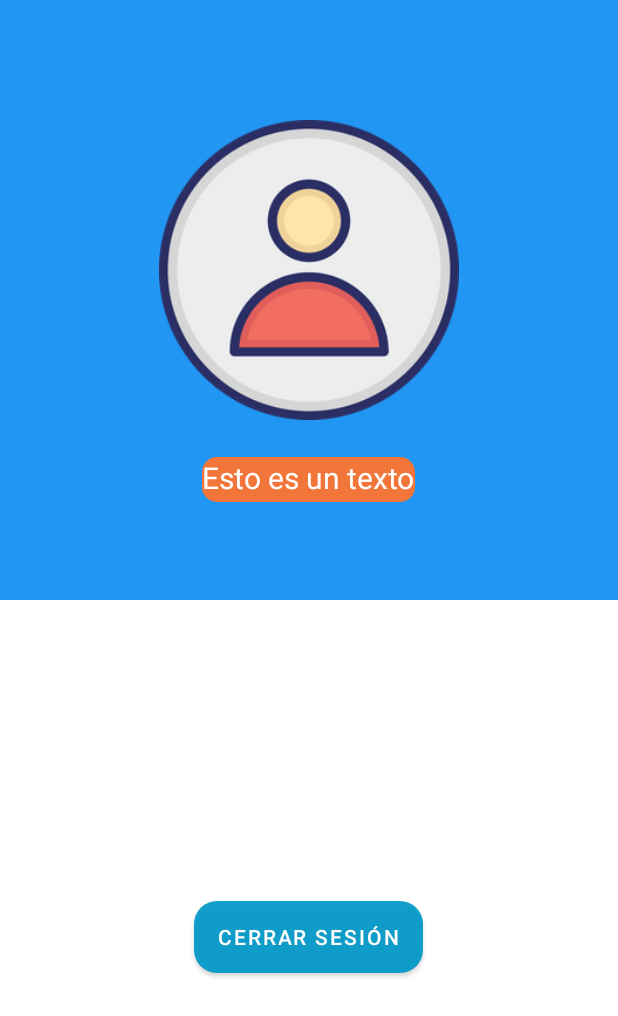
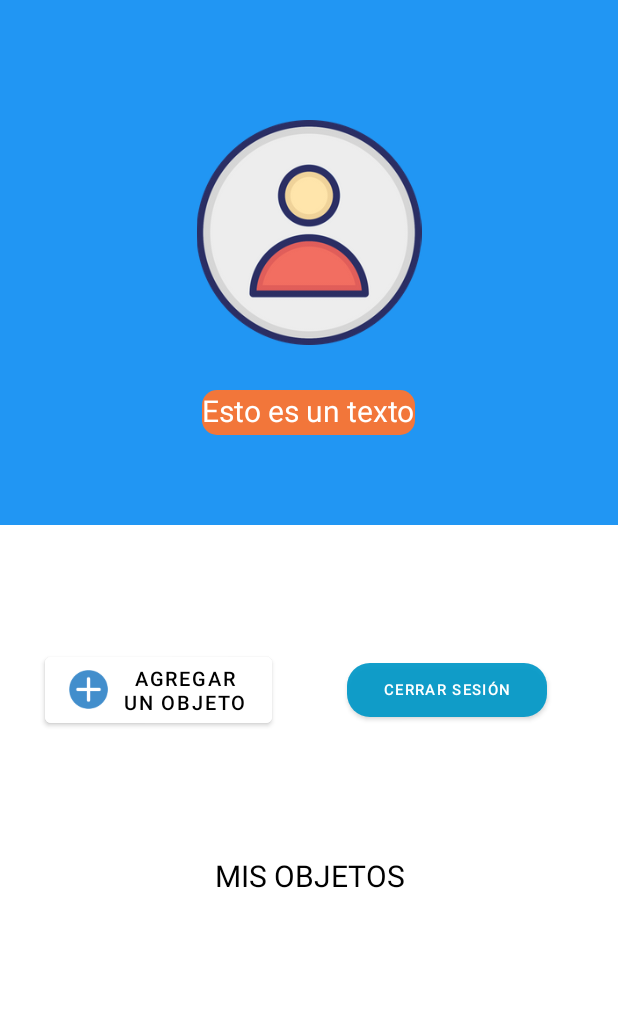
Before and after one commit to leo283/Expoandes, an Android app: the layout fragment_perfil.xml on its own in the app's theme, with its tools: preview values and no code run, on a phone screen of 412 x 824 dp. Shown: the top 1016 px of the screen. Run offline under Robolectric (Android 15) with nearby library versions, the phone set to English and light mode, and no system bars.

Commit message:
La pantalla de perfil ya se ve bien, todas las actividades no tienen constraint layout asi que se ve mejor. En el perfil ya está el botón de agregar, lo que falta es configurar la pantalla de agregar un objeto y poner bonitas a las demás pantallas. Lo de notificaciones aún no se como hacerlo y tampoco lo del chat, la otra semana es para eso.

```diff
--- a/Expoandes/app/src/main/AndroidManifest.xml
+++ b/Expoandes/app/src/main/AndroidManifest.xml
@@ -9,6 +9,7 @@
         android:roundIcon="@mipmap/icono_round"
         android:supportsRtl="true"
         android:theme="@style/Theme.Expoandes.NoActionBar">
+        <activity android:name=".AddActivity"/>
         <activity
             android:name=".MainActivity"
             android:label="@string/app_name" />
--- /dev/null
+++ b/Expoandes/app/src/main/java/com/example/expoandes/AddActivity.kt
@@ -0,0 +1,13 @@
+package com.example.expoandes
+
+import android.os.Bundle
+import androidx.appcompat.app.AppCompatActivity
+
+class   AddActivity : AppCompatActivity() {
+
+    override fun onCreate(savedInstanceState: Bundle?) {
+        getSupportActionBar()?.hide()
+        super.onCreate(savedInstanceState)
+        setContentView(R.layout.activity_add)
+    }
+}
--- a/Expoandes/app/src/main/java/com/example/expoandes/ui/Perfil/PerfilFragment.kt
+++ b/Expoandes/app/src/main/java/com/example/expoandes/ui/Perfil/PerfilFragment.kt
@@ -1,6 +1,7 @@
 package com.example.expoandes.ui.Perfil
 
 import android.content.Context
+import android.content.Intent
 import android.os.Bundle
 import android.view.LayoutInflater
 import android.view.View
@@ -10,6 +11,7 @@ import android.widget.TextView
 import androidx.fragment.app.Fragment
 import androidx.lifecycle.Observer
 import androidx.lifecycle.ViewModelProvider
+import com.example.expoandes.AddActivity
 import com.example.expoandes.R
 import com.google.firebase.auth.FirebaseAuth
 
@@ -38,12 +40,17 @@ class PerfilFragment : Fragment() {
                 ViewModelProvider(this).get(PerfilViewModel::class.java)
         val root = inflater.inflate(R.layout.fragment_perfil, container, false)
 
-
+        val addBtn = root.findViewById<Button>(R.id.addBtn)
         val logoutBtn = root.findViewById<Button>(R.id.logOutBtn)
         val correo = root.findViewById<TextView>(R.id.correo)
 
 
         correo.text="  "+email.toString()+"  "
+
+        addBtn.setOnClickListener(){
+            val cambio_pantalla = Intent(activity,AddActivity::class.java)
+            startActivity(cambio_pantalla)
+        }
 
         logoutBtn.setOnClickListener() {
 
@@ -53,6 +60,8 @@ class PerfilFragment : Fragment() {
 
             activity?.finish()
         }
+
+
         return root
     }
 }
--- /dev/null
+++ b/Expoandes/app/src/main/res/layout/activity_add.xml
@@ -0,0 +1,8 @@
+<?xml version="1.0" encoding="utf-8"?>
+<androidx.constraintlayout.widget.ConstraintLayout xmlns:android="http://schemas.android.com/apk/res/android"
+    android:layout_width="match_parent"
+    android:layout_height="match_parent"
+    xmlns:tools="http://schemas.android.com/tools"
+    tools:context=".AddActivity">
+
+</androidx.constraintlayout.widget.ConstraintLayout>
--- a/Expoandes/app/src/main/res/layout/fragment_notifications.xml
+++ b/Expoandes/app/src/main/res/layout/fragment_notifications.xml
@@ -20,18 +20,4 @@
         app:layout_constraintStart_toStartOf="parent"
         app:layout_constraintTop_toTopOf="parent" />
 
-    <TextView
-        android:id="@+id/textView"
-        android:layout_width="wrap_content"
-        android:layout_height="wrap_content"
-        android:layout_marginStart="176dp"
-        android:layout_marginEnd="177dp"
-        android:layout_marginBottom="334dp"
-        android:text="TextView"
-        app:layout_constraintBottom_toBottomOf="parent"
-        app:layout_constraintEnd_toEndOf="parent"
-        app:layout_constraintHorizontal_bias="0.0"
-        app:layout_constraintStart_toStartOf="parent"
-        app:layout_constraintTop_toTopOf="parent"
-        app:layout_constraintVertical_bias="0.042" />
 </androidx.constraintlayout.widget.ConstraintLayout>
--- a/Expoandes/app/src/main/res/layout/fragment_perfil.xml
+++ b/Expoandes/app/src/main/res/layout/fragment_perfil.xml
@@ -6,21 +6,54 @@
     android:layout_height="match_parent"
     tools:context=".ui.Perfil.PerfilFragment">
 
+    <LinearLayout
+        android:layout_width="match_parent"
+        android:layout_height="100dp"
+        android:orientation="horizontal"
+        app:layout_constraintBottom_toTopOf="@+id/linearLayout"
+        app:layout_constraintEnd_toEndOf="parent"
+        app:layout_constraintStart_toStartOf="parent"
+        app:layout_constraintTop_toBottomOf="@+id/frameLayout">
+
+        <Button
+            android:id="@+id/addBtn"
+            android:layout_width="151dp"
+            android:layout_height="56dp"
+            android:layout_gravity="center_vertical"
+            android:layout_marginStart="30dp"
+            android:backgroundTint="#FFFFFF"
+            android:drawableLeft="@mipmap/aniadir_simbolo"
+            android:text="Agregar un objeto"
+            android:textColor="@color/black"
+            android:textSize="13sp" />
+
+        <Space
+            android:layout_width="30dp"
+            android:layout_height="match_parent"
+            android:layout_marginStart="20dp" />
+
+        <Button
+            android:id="@+id/logOutBtn"
+            android:layout_width="133dp"
+            android:layout_height="36dp"
+            android:layout_gravity="center_vertical"
+            android:background="@drawable/rounded_button"
+            android:text="Cerrar sesión"
+            android:textSize="10sp" />
+    </LinearLayout>
+
     <FrameLayout
+        android:id="@+id/frameLayout"
         android:layout_width="match_parent"
-        android:layout_height="400dp"
+        android:layout_height="350dp"
         android:background="#2196F3"
-        android:layout_marginTop="0dp"
-        app:layout_constraintBottom_toTopOf="@+id/logOutBtn"
         app:layout_constraintEnd_toEndOf="parent"
-        app:layout_constraintHorizontal_bias="0.0"
         app:layout_constraintStart_toStartOf="parent"
-        app:layout_constraintTop_toTopOf="parent"
-        app:layout_constraintVertical_bias="0.0">
+        app:layout_constraintTop_toTopOf="parent">
 
         <ImageView
-            android:layout_width="200dp"
-            android:layout_height="200dp"
+            android:layout_width="wrap_content"
+            android:layout_height="150dp"
             android:layout_gravity="center_horizontal"
             android:layout_marginTop="80dp"
             android:src="@mipmap/profile" />
@@ -30,26 +63,34 @@
             android:layout_width="wrap_content"
             android:layout_height="30dp"
             android:layout_gravity="center"
-            android:layout_marginTop="120dp"
+            android:layout_marginTop="100dp"
             android:background="@drawable/not_so_rounded_button"
             android:text="Esto es un texto"
             android:textColor="#FFFFFF"
             android:textSize="20dp" />
+
+
     </FrameLayout>
 
-    <Button
-        android:id="@+id/logOutBtn"
-        android:layout_width="wrap_content"
-        android:layout_height="wrap_content"
-        android:layout_marginStart="159dp"
-        android:layout_marginEnd="159dp"
-        android:background="@drawable/rounded_button"
-        android:text="Cerrar sesión"
+    <LinearLayout
+        android:id="@+id/linearLayout"
+        android:layout_width="match_parent"
+        android:layout_height="250dp"
+        android:layout_marginBottom="4dp"
+        android:orientation="vertical"
         app:layout_constraintBottom_toBottomOf="parent"
         app:layout_constraintEnd_toEndOf="parent"
-        app:layout_constraintHorizontal_bias="0.506"
-        app:layout_constraintStart_toStartOf="parent"
-        app:layout_constraintTop_toTopOf="parent"
-        app:layout_constraintVertical_bias="0.774" />
+        app:layout_constraintHorizontal_bias="0.0"
+        app:layout_constraintStart_toStartOf="parent">
+
+        <TextView
+            android:id="@+id/textView"
+            android:layout_width="match_parent"
+            android:layout_height="wrap_content"
+            android:gravity="center"
+            android:text="MIS OBJETOS"
+            android:textColor="#000000"
+            android:textSize="20sp" />
+    </LinearLayout>
 
 </androidx.constraintlayout.widget.ConstraintLayout>
```
Also changed, not shown: Expoandes/app/src/main/res/mipmap-xhdpi/aniadir_simbolo.png (added).
